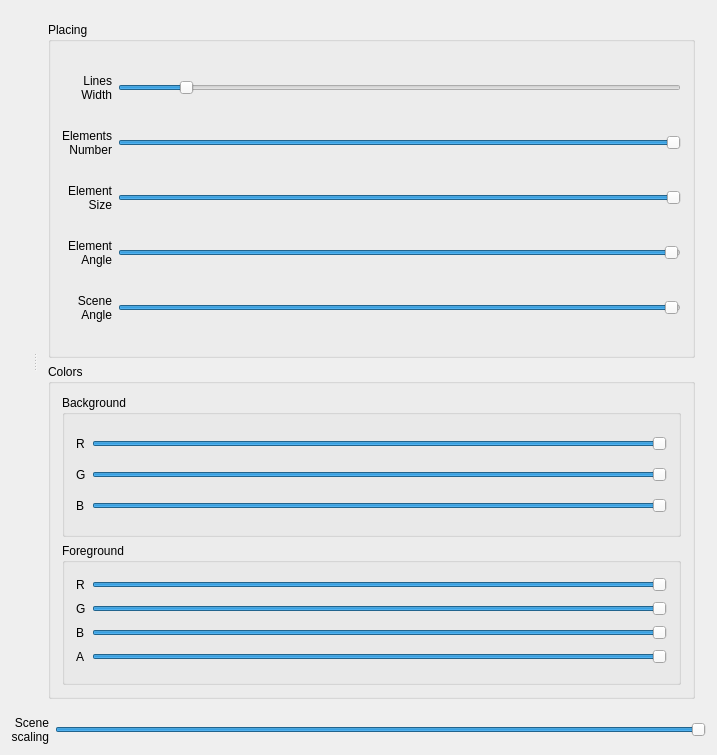
Cvelth/university_comp_graphich_project, file Lab1/Lab1.ui: the form before one commit.
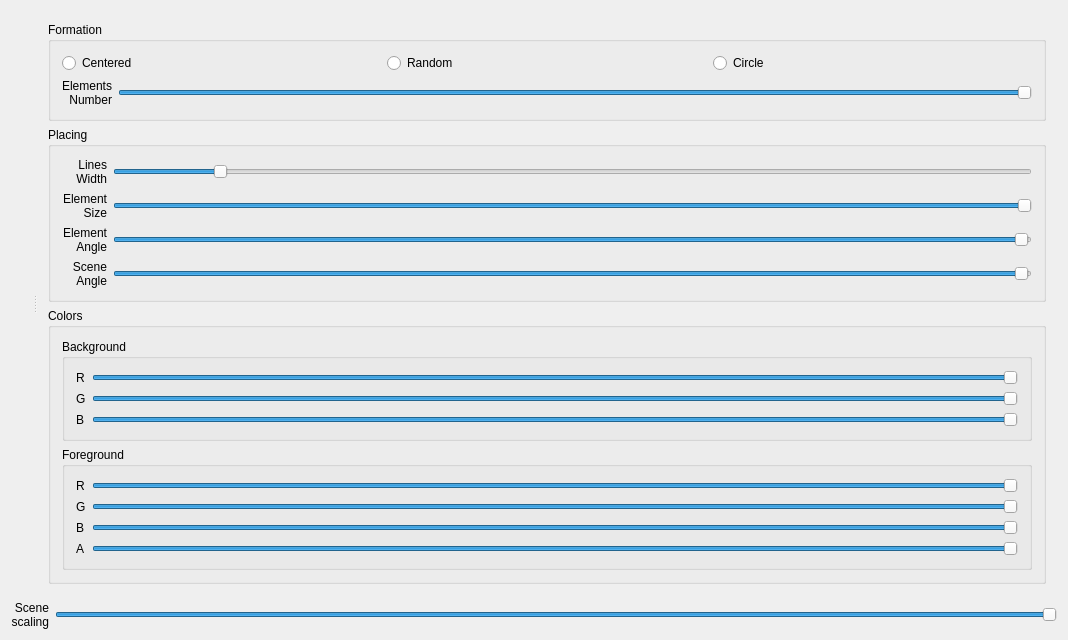
The form after the commit.

Commit message: Random and circular elements rendering.

```diff
--- a/Lab1/Lab1.ui
+++ b/Lab1/Lab1.ui
@@ -6,8 +6,8 @@
    <rect>
     <x>0</x>
     <y>0</y>
-    <width>713</width>
-    <height>755</height>
+    <width>1068</width>
+    <height>602</height>
    </rect>
   </property>
   <property name="windowTitle">
@@ -42,10 +42,75 @@
       </layout>
      </widget>
      <widget class="QWidget" name="verticalLayoutWidget">
-      <layout class="QVBoxLayout" name="verticalLayout">
+      <layout class="QVBoxLayout" name="verticalLayout" stretch="1,2,2">
        <property name="sizeConstraint">
         <enum>QLayout::SetMinimumSize</enum>
        </property>
+       <item>
+        <widget class="QGroupBox" name="groupBox_5">
+         <property name="title">
+          <string>Formation</string>
+         </property>
+         <layout class="QVBoxLayout" name="verticalLayout_4">
+          <item>
+           <layout class="QHBoxLayout" name="horizontalLayout_6">
+            <item>
+             <widget class="QRadioButton" name="centerButton">
+              <property name="text">
+               <string>Centered</string>
+              </property>
+             </widget>
+            </item>
+            <item>
+             <widget class="QRadioButton" name="randomButton">
+              <property name="text">
+               <string>Random</string>
+              </property>
+             </widget>
+            </item>
+            <item>
+             <widget class="QRadioButton" name="circleButton">
+              <property name="text">
+               <string>Circle</string>
+              </property>
+             </widget>
+            </item>
+           </layout>
+          </item>
+          <item>
+           <layout class="QGridLayout" name="gridLayout_4">
+            <item row="0" column="0">
+             <widget class="QLabel" name="label_10">
+              <property name="text">
+               <string>Elements
+Number</string>
+              </property>
+              <property name="alignment">
+               <set>Qt::AlignRight|Qt::AlignTrailing|Qt::AlignVCenter</set>
+              </property>
+             </widget>
+            </item>
+            <item row="0" column="1">
+             <widget class="QSlider" name="Number">
+              <property name="minimum">
+               <number>0</number>
+              </property>
+              <property name="maximum">
+               <number>25</number>
+              </property>
+              <property name="value">
+               <number>25</number>
+              </property>
+              <property name="orientation">
+               <enum>Qt::Horizontal</enum>
+              </property>
+             </widget>
+            </item>
+           </layout>
+          </item>
+         </layout>
+        </widget>
+       </item>
        <item>
         <widget class="QGroupBox" name="groupBox_4">
          <property name="title">
@@ -54,17 +119,6 @@
          <layout class="QHBoxLayout" name="horizontalLayout_3">
           <item>
            <layout class="QGridLayout" name="gridLayout_3">
-            <item row="1" column="0">
-             <widget class="QLabel" name="label_10">
-              <property name="text">
-               <string>Elements
-Number</string>
-              </property>
-              <property name="alignment">
-               <set>Qt::AlignRight|Qt::AlignTrailing|Qt::AlignVCenter</set>
-              </property>
-             </widget>
-            </item>
             <item row="2" column="1">
              <widget class="QSlider" name="Size">
               <property name="minimum">
@@ -89,49 +143,6 @@
               </property>
              </widget>
             </item>
-            <item row="1" column="1">
-             <widget class="QSlider" name="Number">
-              <property name="minimum">
-               <number>1</number>
-              </property>
-              <property name="maximum">
-               <number>15</number>
-              </property>
-              <property name="value">
-               <number>15</number>
-              </property>
-              <property name="orientation">
-               <enum>Qt::Horizontal</enum>
-              </property>
-             </widget>
-            </item>
-            <item row="0" column="0">
-             <widget class="QLabel" name="label_14">
-              <property name="text">
-               <string>Lines
-Width</string>
-              </property>
-              <property name="alignment">
-               <set>Qt::AlignRight|Qt::AlignTrailing|Qt::AlignVCenter</set>
-              </property>
-             </widget>
-            </item>
-            <item row="0" column="1">
-             <widget class="QSlider" name="Width">
-              <property name="minimum">
-               <number>50</number>
-              </property>
-              <property name="maximum">
-               <number>500</number>
-              </property>
-              <property name="value">
-               <number>100</number>
-              </property>
-              <property name="orientation">
-               <enum>Qt::Horizontal</enum>
-              </property>
-             </widget>
-            </item>
             <item row="3" column="0">
              <widget class="QLabel" name="label_6">
               <property name="text">
@@ -180,6 +191,33 @@
               </property>
              </widget>
             </item>
+            <item row="1" column="0">
+             <widget class="QLabel" name="label_14">
+              <property name="text">
+               <string>Lines
+Width</string>
+              </property>
+              <property name="alignment">
+               <set>Qt::AlignRight|Qt::AlignTrailing|Qt::AlignVCenter</set>
+              </property>
+             </widget>
+            </item>
+            <item row="1" column="1">
+             <widget class="QSlider" name="Width">
+              <property name="minimum">
+               <number>50</number>
+              </property>
+              <property name="maximum">
+               <number>500</number>
+              </property>
+              <property name="value">
+               <number>100</number>
+              </property>
+              <property name="orientation">
+               <enum>Qt::Horizontal</enum>
+              </property>
+             </widget>
+            </item>
            </layout>
           </item>
          </layout>
```
The commit also changes 7 other files.
